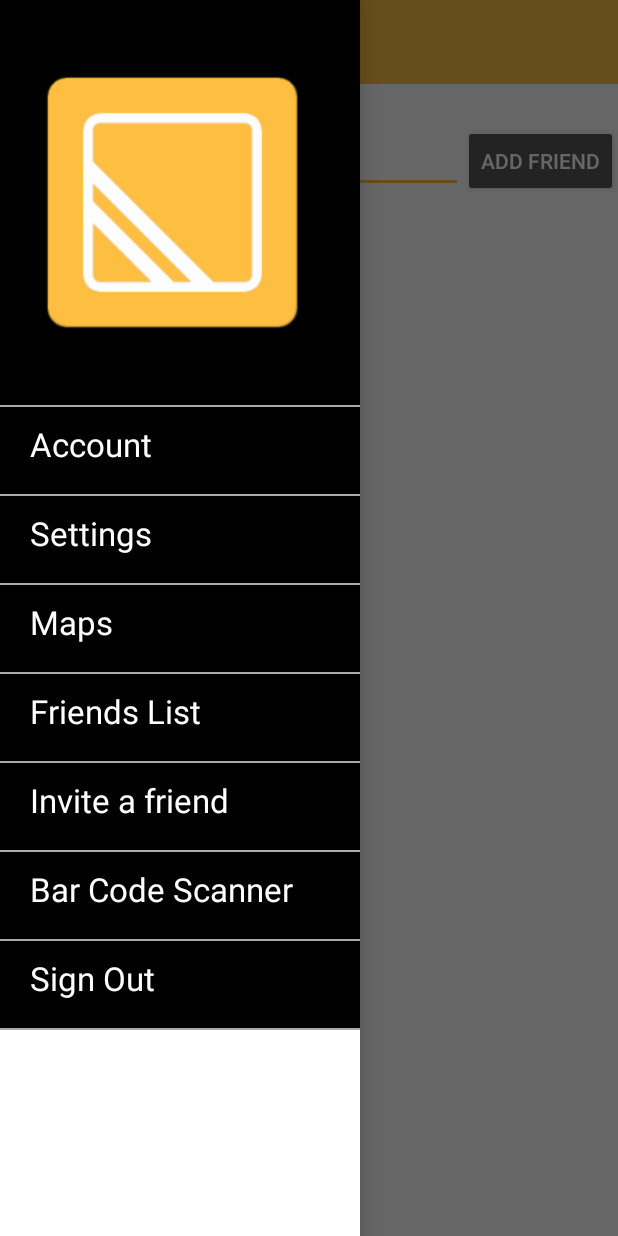
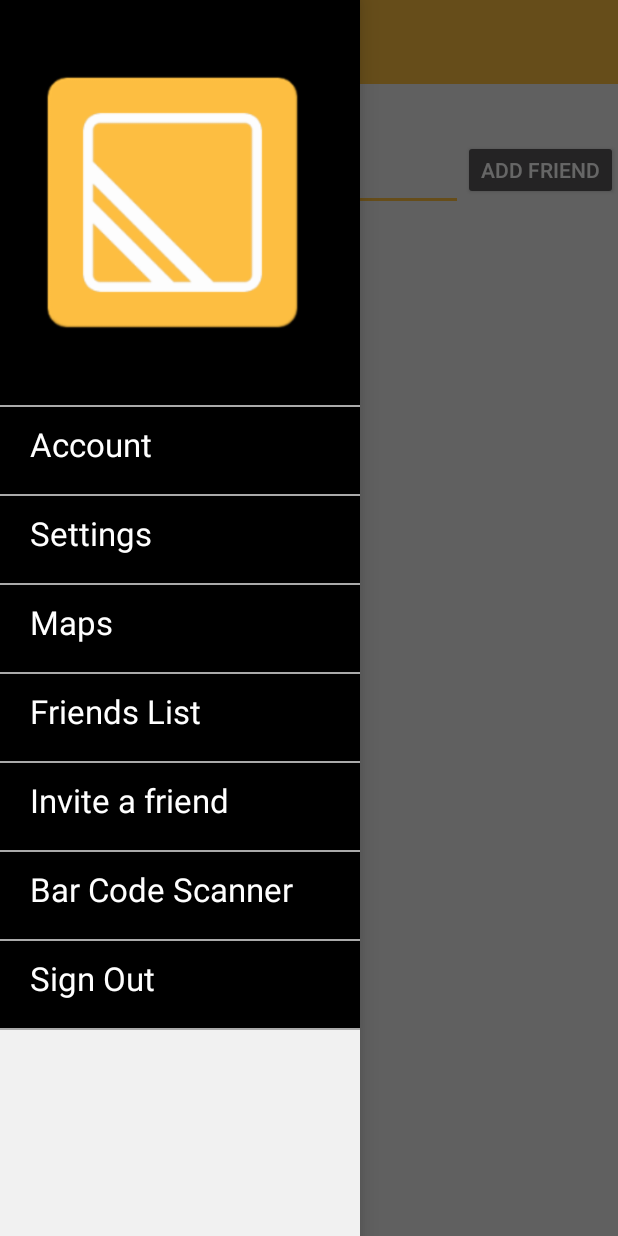
Before and after one commit to ahong211/coaster, an Android app: the fragment FriendsListFragment placed in its activity, after a tap on "Account", on a phone screen of 412 x 824 dp. Run offline under Robolectric (Android 15) with nearby library versions, the phone set to English and light mode, and no system bars; our stand-ins replace Firebase (no records; nobody signed in at launch, a user with empty details on screens opened directly); libraries missing offline, so code that uses them is left out: com.firebase.ui; 1 other tap on this screen came first.

Commit message:
Add Barcode Scanner. Update UI.

```diff
--- a/app/build.gradle
+++ b/app/build.gradle
@@ -55,4 +55,5 @@ dependencies {
 
 
 
+
 apply plugin: 'com.google.gms.google-services'
--- a/app/src/main/java/com/coaster/android/coaster/MainActivity.java
+++ b/app/src/main/java/com/coaster/android/coaster/MainActivity.java
@@ -230,6 +230,10 @@ public class MainActivity extends AppCompatActivity implements ButtonPress, Drin
         Fragment fragment = null;
 
         switch (position) {
+            case 0:
+                //Do nothing. Navigation drawer Coaster Icon clicked
+                break;
+
             case 1:
                 //noinspection ConstantConditions
 
@@ -237,7 +241,7 @@ public class MainActivity extends AppCompatActivity implements ButtonPress, Drin
                 //String name = auth.getCurrentUser().getDisplayName();
                 //Toast.makeText(this, "Hi " + name, Toast.LENGTH_SHORT).show();
 
-                Toast.makeText(this, "Hi", Toast.LENGTH_SHORT).show();
+                Toast.makeText(this, "Account Clicked", Toast.LENGTH_SHORT).show();
                 break;
 
             case 2:
@@ -259,8 +263,8 @@ public class MainActivity extends AppCompatActivity implements ButtonPress, Drin
                 break;
 
             case 6:
-                //barCodeScannerFragment();
-                Toast.makeText(this, "Bar Code Scanner Clicked", Toast.LENGTH_SHORT).show();
+                Intent scannerIntent = new Intent(this, ScannerActivity.class);
+                startActivity(scannerIntent);
                 break;
 
             case 7:
--- a/app/src/main/res/layout/activity_custom_drink_list.xml
+++ b/app/src/main/res/layout/activity_custom_drink_list.xml
@@ -5,7 +5,8 @@
     android:layout_width="match_parent"
     android:layout_height="match_parent"
     android:id="@+id/custom_drink_frag_container"
-    tools:context="com.coaster.android.coaster.CustomDrinkListActivity">
+    tools:context="com.coaster.android.coaster.CustomDrinkListActivity"
+    android:background="@color/colorMainBackground">
 
     <android.support.design.widget.FloatingActionButton
         android:id="@+id/add_new_drink"
--- a/app/src/main/res/layout/activity_login.xml
+++ b/app/src/main/res/layout/activity_login.xml
@@ -3,6 +3,6 @@
     android:layout_width="match_parent"
     android:layout_height="match_parent"
     tools:context="com.coaster.android.coaster.LoginActivity"
-    android:background="@color/colorWhite">
+    android:background="@color/colorMainBackground">
 
 </android.support.constraint.ConstraintLayout>
--- a/app/src/main/res/layout/activity_main.xml
+++ b/app/src/main/res/layout/activity_main.xml
@@ -35,7 +35,7 @@
         android:layout_width="240dp"
         android:layout_height="match_parent"
         android:layout_gravity="start"
-        android:background="#FFFFFF"
+        android:background="@color/colorMainBackground"
         android:choiceMode="singleChoice"
         android:divider="@android:color/darker_gray"
         android:dividerHeight="1dp" />
--- a/app/src/main/res/layout/fragment_drinks.xml
+++ b/app/src/main/res/layout/fragment_drinks.xml
@@ -2,7 +2,8 @@
     xmlns:tools="http://schemas.android.com/tools"
     android:layout_width="match_parent"
     android:layout_height="match_parent"
-    tools:context="com.coaster.android.coaster.DrinksFragment">
+    tools:context="com.coaster.android.coaster.DrinksFragment"
+    android:background="#f1f1f1">
 
     <android.support.v7.widget.RecyclerView
         android:id="@+id/recyclerView"
--- a/app/src/main/res/layout/fragment_friends_list.xml
+++ b/app/src/main/res/layout/fragment_friends_list.xml
@@ -1,17 +1,18 @@
 <LinearLayout xmlns:android="http://schemas.android.com/apk/res/android"
-              xmlns:tools="http://schemas.android.com/tools"
-              android:layout_width="match_parent"
-              android:layout_height="match_parent"
-              android:orientation="vertical"
-              tools:context="com.coaster.android.coaster.FriendsListFragment">
+    xmlns:tools="http://schemas.android.com/tools"
+    android:layout_width="match_parent"
+    android:layout_height="match_parent"
+    android:background="@color/colorMainBackground"
+    android:orientation="vertical"
+    tools:context="com.coaster.android.coaster.FriendsListFragment">
 
 
     <TextView
         android:layout_width="wrap_content"
         android:layout_height="wrap_content"
         android:text="Add friend by email: "
-        android:textSize="20sp"
-        android:textColor="@color/colorPrimaryDark"/>
+        android:textColor="@color/colorPrimaryDark"
+        android:textSize="20sp" />
 
     <LinearLayout
         android:layout_width="match_parent"
@@ -21,15 +22,15 @@
         <EditText
             android:id="@+id/friendslist_email"
             android:layout_width="0dp"
-            android:layout_height="wrap_content"
+            android:layout_height="57dp"
             android:layout_weight="1"
-            android:textColor="@color/colorPrimaryDark"/>
+            android:textColor="@color/colorPrimaryDark" />
 
         <Button
             android:id="@+id/addFriendsButton"
             android:layout_width="wrap_content"
-            android:layout_height="wrap_content"
-            android:text="Add Friend"/>
+            android:layout_height="40dp"
+            android:text="Add Friend" />
 
     </LinearLayout>
 
@@ -41,7 +42,9 @@
         <android.support.v7.widget.RecyclerView
             android:id="@+id/friends_list_recyclerView"
             android:layout_width="match_parent"
-            android:layout_height="match_parent">
+            android:layout_height="match_parent"
+            android:layout_marginLeft="5dp"
+            android:layout_marginRight="5dp">
         </android.support.v7.widget.RecyclerView>
     </FrameLayout>
 </LinearLayout>
--- a/app/src/main/res/layout/list_view_item_row.xml
+++ b/app/src/main/res/layout/list_view_item_row.xml
@@ -22,7 +22,7 @@
         android:paddingRight="10dp"
         android:text="Item Name"
         android:textAppearance="?android:attr/textAppearanceListItemSmall"
-        android:textColor="@android:color/white"
+        android:textColor="@color/colorWhite"
         android:textSize="22sp" />
 
 
--- a/app/src/main/res/layout/nav_header_main.xml
+++ b/app/src/main/res/layout/nav_header_main.xml
@@ -1,7 +1,8 @@
 <?xml version="1.0" encoding="utf-8"?>
 <LinearLayout xmlns:android="http://schemas.android.com/apk/res/android"
     android:orientation="vertical" android:layout_width="match_parent"
-    android:layout_height="match_parent">
+    android:layout_height="match_parent"
+    android:background="@color/colorMainBackground">
 
     <ImageView
         android:id="@+id/imageView"
--- a/app/src/main/res/values/colors.xml
+++ b/app/src/main/res/values/colors.xml
@@ -8,5 +8,6 @@
     <color name="colorBlue">#5aa9e9</color>
     <color name="colorPink">#f78ff9</color>
     <color name="colorGreen">#5ae98a</color>
+    <color name="colorMainBackground">#f1f1f1</color>
 
 </resources>
```
Also changed, not shown: app/src/main/AndroidManifest.xml (+17 -18 lines), app/src/main/java/com/coaster/android/coaster/LoginActivity.java (+5 -6 lines), app/src/main/java/com/coaster/android/coaster/ScannerActivity.java (added, +56 -0 lines), app/src/main/res/layout/activity_scanner.xml (added, +86 -0 lines), app/src/main/res/layout/fragment_custom_drink.xml (+22 -23 lines), app/src/main/res/layout/friends_item.xml (+8 -5 lines).
